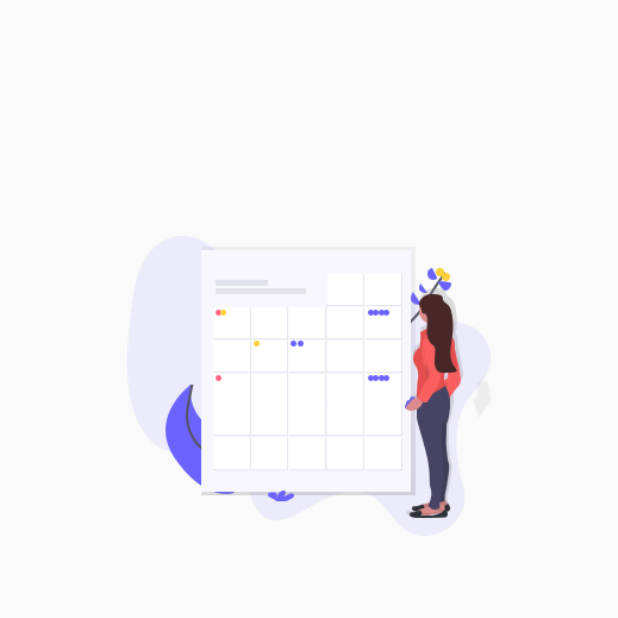
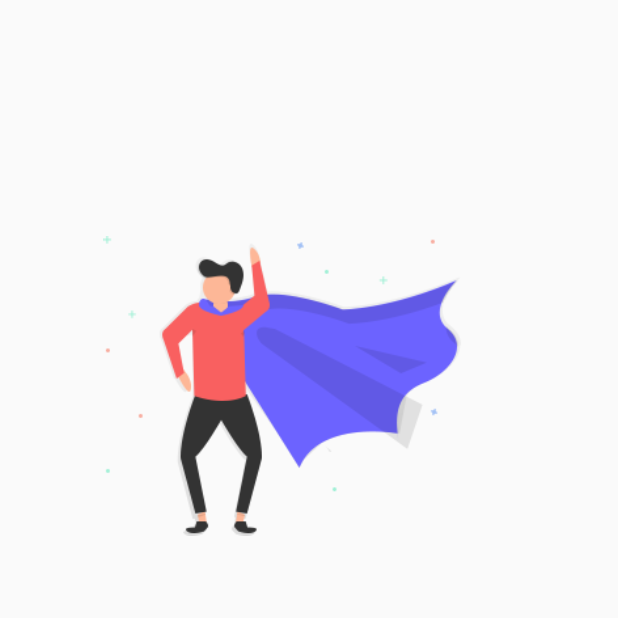
Before and after one commit to bob1457/flutter_playground, a Flutter app: the screen it shows after launch, swiped to page 2, on a phone screen of 412 x 824 dp, the top half of it. Run offline on Flutter 3.47's test engine with Material 2 defaults, Android fonts, the phone set to English and light mode, and no system bars.

```diff
--- a/lib/OnBoarding.dart
+++ b/lib/OnBoarding.dart
@@ -38,8 +38,8 @@ class _onboardingState extends State<onboarding> {
                   controller: _pageController,
                   children: [
                     onBoardPage("onboard1", "Welcome to Aking"),
-                    onBoardPage("onboard1", "Work Happens"),
-                    onBoardPage("onboard1", "Task and Assignemtn"),
+                    onBoardPage("onboard2", "Work Happens"),
+                    onBoardPage("onboard3", "Task and Assignemtn"),
                   ],
                   onPageChanged: (value) => {setCurrentPage(value)},
                 ),
```
